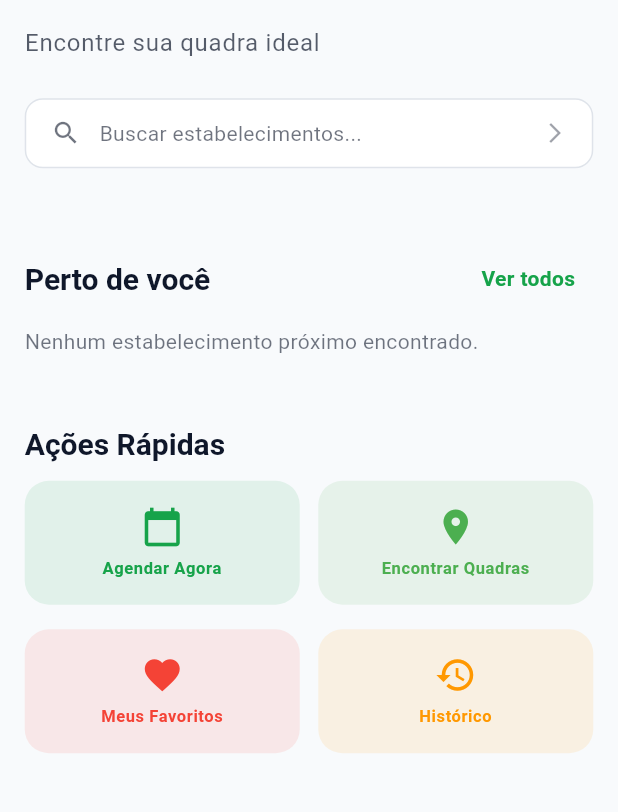
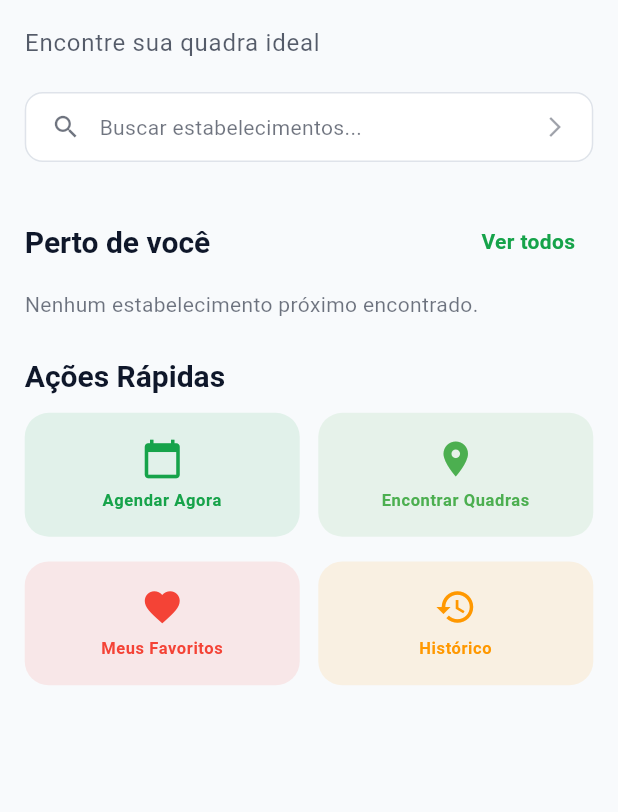
Before and after one commit to YuriGarciaRibeiro/SportHub-App, a Flutter app: the DashboardScreen screen opened directly, on a phone screen of 412 x 824 dp, the part 107-919 px from its top. Run offline on Flutter 3.47's test engine with Material 3 defaults, Android fonts, the phone set to English and light mode, and no system bars; our stand-ins replace flutter_secure_storage, geocoding, geolocator, shared_preferences, sizer; accounts and stored records are empty; network calls fail.

Commit message:
refactor: Adjust spacing in DashboardScreen and QuickActionsWidget for improved layout

```diff
--- a/lib/ui/screens/dashboard/dashboard_screen.dart
+++ b/lib/ui/screens/dashboard/dashboard_screen.dart
@@ -65,23 +65,23 @@ class _DashboardScreenState extends State<DashboardScreen> {
                         weather: viewModel.currentWeather,
                       ),
 
-                      SizedBox(height: 1.h),
+                      SizedBox(height: 0.5.h),
 
                       QuickSearchWidget(),
 
-                      SizedBox(height: 3.h),
+                      SizedBox(height: 2.h),
 
                       UpcomingReservationsWidget(
                         reservations: viewModel.upcomingReservations,
                       ),
 
-                      SizedBox(height: 3.h),
+                      SizedBox(height: 1.5.h),
 
                       NearbyEstablishmentsWidget(
                         establishments: viewModel.nearbyEstablishments,
                       ),
 
-                      SizedBox(height: 3.h),
+                      SizedBox(height: 1.5.h),
 
                       PopularSportsWidget(
                         sports: viewModel.popularSports,
@@ -90,7 +90,7 @@ class _DashboardScreenState extends State<DashboardScreen> {
                         },
                       ),
 
-                      SizedBox(height: 0.5.h),
+                      SizedBox(height: 1.5.h),
 
                       const QuickActionsWidget(),
                     ],
--- a/lib/ui/screens/dashboard/widgets/quick_actions_widget.dart
+++ b/lib/ui/screens/dashboard/widgets/quick_actions_widget.dart
@@ -20,7 +20,7 @@ class QuickActionsWidget extends StatelessWidget {
   @override
   Widget build(BuildContext context) {
     return Container(
-      padding: EdgeInsets.symmetric(horizontal: 4.w, vertical: 2.h),
+      padding: EdgeInsets.symmetric(horizontal: 4.w),
       child: Column(
         crossAxisAlignment: CrossAxisAlignment.start,
         children: [
```
